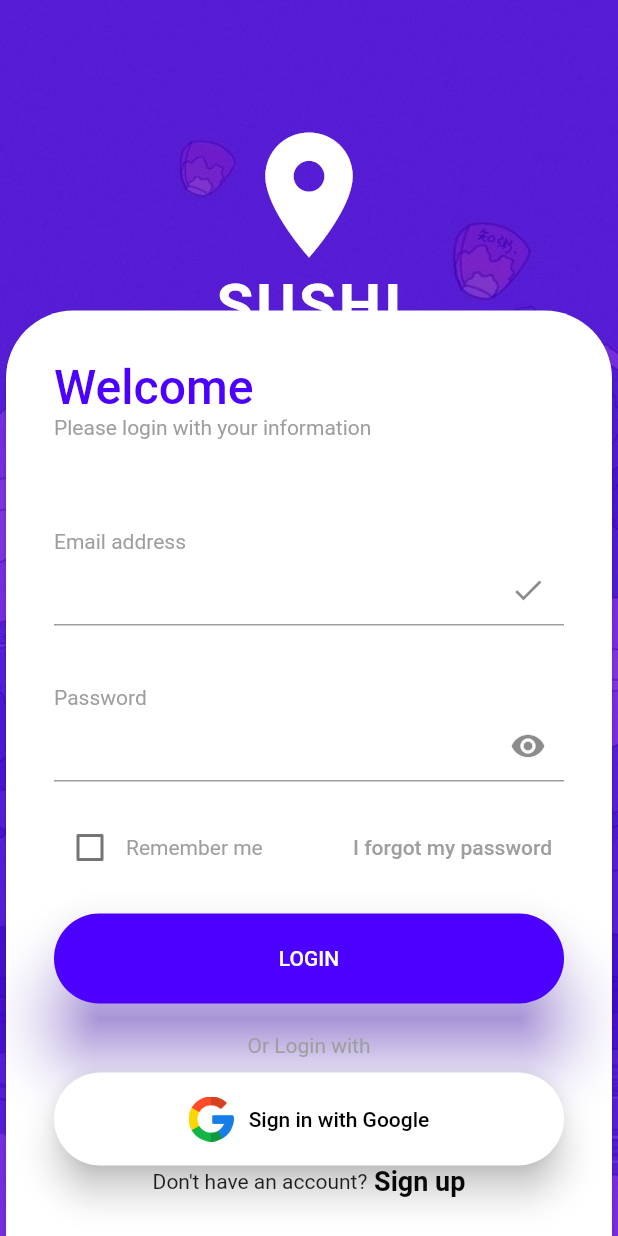
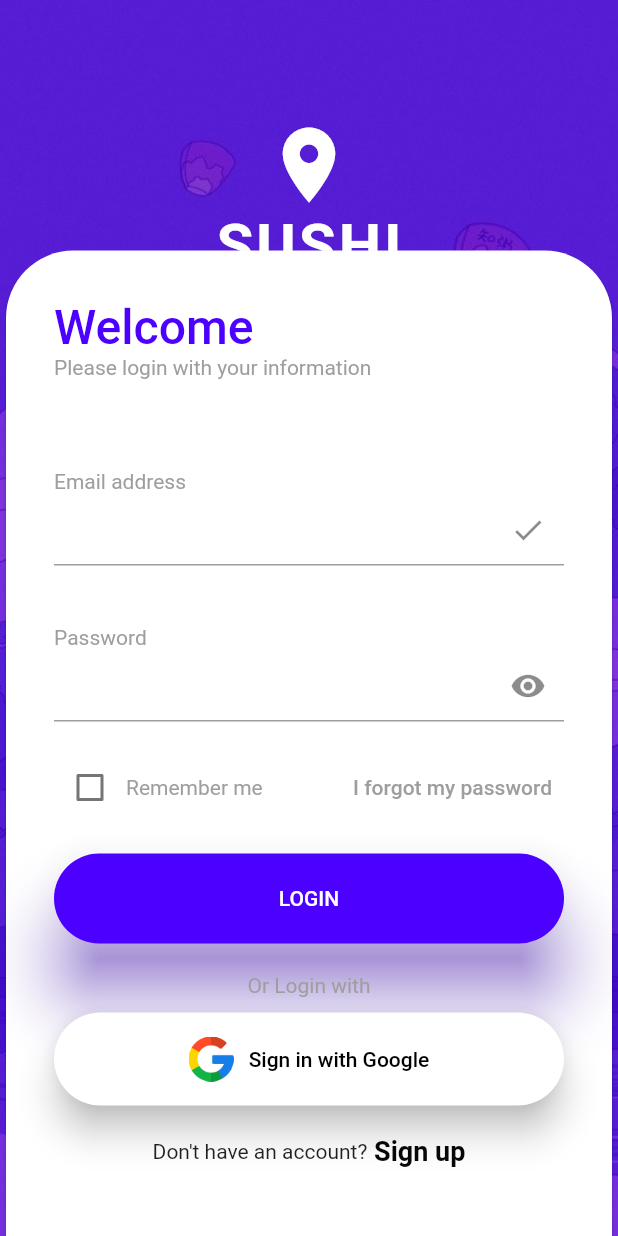
Before and after one commit to Vsjee/sushi_app, a Flutter app: the screen it shows after launch, after a tap on "GET STARTED", on a phone screen of 412 x 824 dp. Run offline on Flutter 3.47's test engine with Material 2 defaults, Android fonts, the phone set to English and light mode, and no system bars; our stand-ins replace firebase_auth, firebase_core, flutter_riverpod, google_fonts, google_sign_in; accounts and stored records are empty; network calls fail.

Commit message:
refactor changes

```diff
--- a/lib/login_page.dart
+++ b/lib/login_page.dart
@@ -50,7 +50,7 @@ class _LoginPageState extends State<LoginPage> {
         children: [
           Icon(
             Icons.location_on_sharp,
-            size: 100,
+            size: 60,
             color: Colors.white,
           ),
           Text(
@@ -180,22 +180,23 @@ class _LoginPageState extends State<LoginPage> {
       context,
       MaterialPageRoute(builder: (context) => const LoginPage()),
     );
-
   }
 
   Widget _buildSignUpLink() {
-  return Row(
+    return Padding(
+      padding: const EdgeInsets.symmetric(horizontal: 2, vertical: 20),
+      child: Row(
         mainAxisAlignment: MainAxisAlignment.center,
         children: <Widget>[
-      Text("Don't have an account?"),
+          const Text("Don't have an account?"),
           GestureDetector(
             onTap: () {
               Navigator.push(
                 context,
-            MaterialPageRoute(builder: (context) => singup()),
+                MaterialPageRoute(builder: (context) => const Singup()),
               );
             },
-        child: Text(
+            child: const Text(
               " Sign up",
               style: TextStyle(
                 fontWeight: FontWeight.w600,
@@ -205,6 +206,7 @@ class _LoginPageState extends State<LoginPage> {
             ),
           ),
         ],
+      ),
     );
   }
 
--- a/lib/main.dart
+++ b/lib/main.dart
@@ -35,7 +35,7 @@ class MyApp extends StatelessWidget {
       routes: {
         '/intropage': (context) => const IntroPage(),
         '/loginpage': (context) => const LoginPage(),
-        '/singup': (context) => const singup(),
+        '/singup': (context) => const Singup(),
         '/MenuPage': (context) => const HomeScreen()
       },
     );
```
Also changed, not shown: lib/sing_up.dart (+10 -12 lines). Lines whose indentation alone changed are shown as unchanged.
